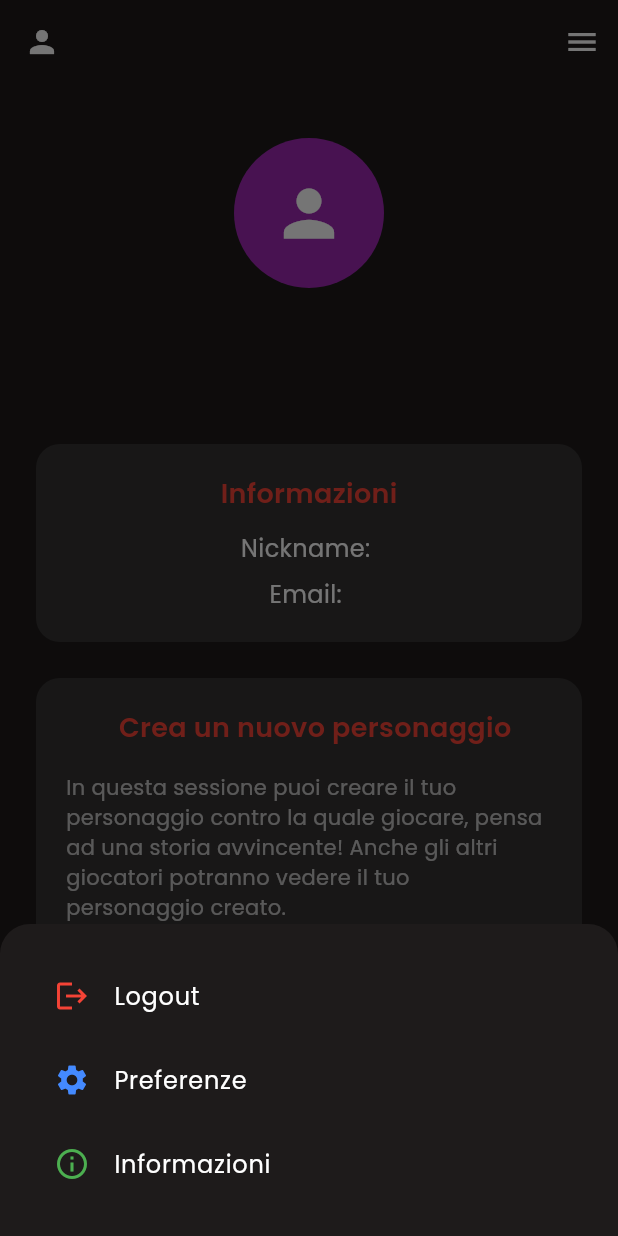
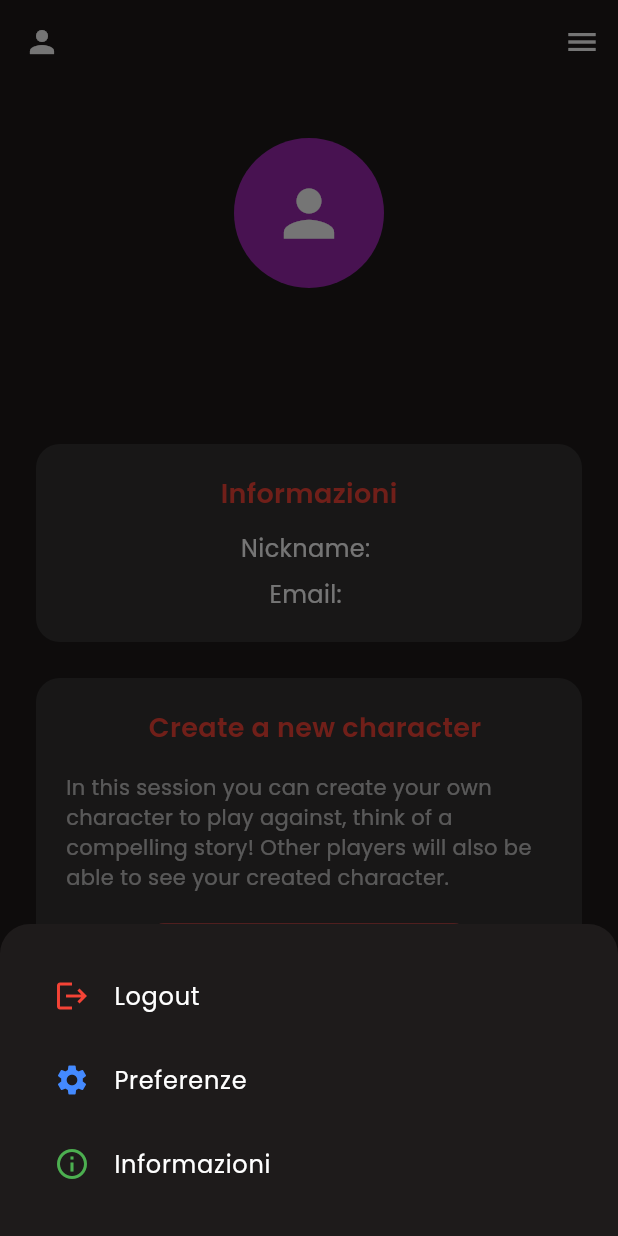
Before and after one commit to Halulala/Ai-Adventures, a Flutter app: the OptionProfile screen opened directly, after a tap on the "menu" icon, on a phone screen of 412 x 824 dp. Run offline on Flutter 3.47's test engine with Material 3 defaults, Android fonts, the phone set to English and light mode, and no system bars; our stand-ins replace cloud_firestore, firebase_auth, firebase_core, google_fonts, google_generative_ai, image_picker and 2 more; missing offline and left inert: dynamic_height_grid_view; accounts and stored records are empty; generated files the repository leaves out were written again.

Commit message:
cleaning code

```diff
--- a/lib/models/character_model.dart
+++ b/lib/models/character_model.dart
@@ -19,7 +19,7 @@ class CharacterModel {
       name: 'Unknown Character',
       description: '',
       prompt: '',
-      imagePath: 'assets/images/default.png', // o un percorso di default
+      imagePath: 'assets/images/default.png',
     );
   }
 
--- a/lib/pages/create_character.dart
+++ b/lib/pages/create_character.dart
@@ -26,7 +26,7 @@ class _CreateCharacterPageState extends State<CreateCharacterPage> {
 
   final FirestoreService _firestoreService = FirestoreService();
 
-  File? _selectedImage;  // File immagine selezionata
+  File? _selectedImage;
 
   final ImagePicker _picker = ImagePicker();
 
--- a/lib/pages/explore_page.dart
+++ b/lib/pages/explore_page.dart
@@ -2,7 +2,7 @@ import 'package:flutter/material.dart';
 import 'package:dynamic_height_grid_view/dynamic_height_grid_view.dart';
 import '../widgets/explore_page/character_card.dart';
 import '../models/character_model.dart';
-import '../services/firestore_service.dart'; // Assicurati che il path sia corretto
+import '../services/firestore_service.dart';
 
 class ExplorePage extends StatefulWidget {
   const ExplorePage({super.key});
@@ -28,7 +28,7 @@ class _ExplorePageState extends State<ExplorePage> {
     _pageController = PageController(
       initialPage: filters.indexOf(selectedFilter),
     );
-    _charactersFuture = _firestoreService.getAllCharacters(); // Firestore data
+    _charactersFuture = _firestoreService.getAllCharacters();
   }
 
   @override
--- a/lib/pages/login.dart
+++ b/lib/pages/login.dart
@@ -1,6 +1,6 @@
 // lib/pages/login_page.dart
 import 'package:flutter/material.dart';
-import '../state/login_page_state.dart'; // <-- Importa il file giusto
+import '../state/login_page_state.dart';
 
 class LoginPage extends StatefulWidget {
   final VoidCallback onLoginSuccess;
@@ -13,5 +13,5 @@ class LoginPage extends StatefulWidget {
   });
 
   @override
-  State<LoginPage> createState() => LoginPageState(); // <-- Funziona ora
+  State<LoginPage> createState() => LoginPageState();
 }
--- a/lib/pages/option_profile.dart
+++ b/lib/pages/option_profile.dart
@@ -18,7 +18,7 @@ class OptionProfile extends StatefulWidget {
 class _OptionProfileState extends State<OptionProfile> {
   final AuthService _authService = AuthService();
   final FirestoreService _firestoreService = FirestoreService();
-  bool _isLoading = true; // << aggiunto
+  bool _isLoading = true;
 
   User? get user => _authService.currentUser;
 
@@ -35,13 +35,13 @@ class _OptionProfileState extends State<OptionProfile> {
   Future<void> _loadUserData() async {
     if (user == null) return;
 
-    setState(() => _isLoading = true); // << loading start
+    setState(() => _isLoading = true);
 
     if (UserCache.nickname != null && UserCache.email != null) {
       setState(() {
         nickname = UserCache.nickname!;
         email = UserCache.email!;
-        _isLoading = false; // << loading end
+        _isLoading = false;
       });
       return;
     }
@@ -84,7 +84,6 @@ class _OptionProfileState extends State<OptionProfile> {
           nickname = profile.nickname;
         });
 
-        // Salva in cache
         UserCache.nickname = profile.nickname;
         UserCache.email = user!.email;
       } else {
@@ -474,7 +473,7 @@ class _OptionProfileState extends State<OptionProfile> {
                             Padding(
                               padding: const EdgeInsets.fromLTRB(8, 0, 0, 5),
                               child: Text(
-                                "Crea un nuovo personaggio",
+                                "Create a new character",
                                 style: GoogleFonts.poppins(
                                   fontSize: 18,
                                   fontWeight: FontWeight.w600,
@@ -484,7 +483,7 @@ class _OptionProfileState extends State<OptionProfile> {
                             ),
                             const SizedBox(height: 12),
                             Text(
-                              "In questa sessione puoi creare il tuo personaggio contro la quale giocare, pensa ad una storia avvincente! Anche gli altri giocatori potranno vedere il tuo personaggio creato.",
+                              "In this session you can create your own character to play against, think of a compelling story! Other players will also be able to see your created character.",
                               textAlign: TextAlign.left,
                               style: GoogleFonts.poppins(
                                 fontSize: 14,
@@ -509,7 +508,7 @@ class _OptionProfileState extends State<OptionProfile> {
                                   color: Colors.white,
                                 ),
                                 label: Text(
-                                  "Crea Personaggio",
+                                  "Create Character",
                                   style: GoogleFonts.poppins(
                                     color: Colors.white,
                                     fontSize: 16,
--- a/lib/pages/start_adventure_page.dart
+++ b/lib/pages/start_adventure_page.dart
@@ -1,4 +1,3 @@
-// lib/pages/start_adventure_page.dart
 import 'package:flutter/material.dart';
 
 class StartAdventurePage extends StatelessWidget {
--- a/lib/services/firestore_service.dart
+++ b/lib/services/firestore_service.dart
@@ -73,7 +73,6 @@ class FirestoreService {
       await doc.reference.delete();
     }
 
-    // Elimina la chat
     await chatRef.delete();
   }
 
@@ -81,7 +80,6 @@ class FirestoreService {
     final chatRef = _firestore.collection('chats').doc(chatId);
     await chatRef.collection('messages').add(message.toMap());
 
-    // Aggiorna anche il documento principale con l'ultimo messaggio
     await chatRef.set({
       'lastMessage': message.text,
       'characterName': message.sender != 'Tu' ? message.sender : null,
--- a/lib/widgets/explore_page/character_card.dart
+++ b/lib/widgets/explore_page/character_card.dart
@@ -10,12 +10,15 @@ class CharacterCard extends StatelessWidget {
 
   const CharacterCard({required this.character, super.key});
 
-  // Helper method to build an image from a Base64 string
   Widget _buildImageFromBase64(String base64String) {
-    debugPrint('[_buildImageFromBase64] Attempting to decode Base64 for ${character.name}. String length: ${base64String.length}');
+    debugPrint(
+      '[_buildImageFromBase64] Attempting to decode Base64 for ${character.name}. String length: ${base64String.length}',
+    );
 
     if (base64String.isEmpty) {
-      debugPrint('[_buildImageFromBase64] Base64 string is empty. Returning default asset image.');
+      debugPrint(
+        '[_buildImageFromBase64] Base64 string is empty. Returning default asset image.',
+      );
       return Image.asset(
         'images/720x1280.png',
         height: 200,
@@ -26,7 +29,9 @@ class CharacterCard extends StatelessWidget {
 
     try {
       Uint8List bytes = base64Decode(base64String);
-      debugPrint('[_buildImageFromBase64] Base64 decoding successful. Image.memory will be used.');
+      debugPrint(
+        '[_buildImageFromBase64] Base64 decoding successful. Image.memory will be used.',
+      );
       return Image.memory(
         bytes,
         height: 200,
@@ -34,8 +39,9 @@ class CharacterCard extends StatelessWidget {
         fit: BoxFit.cover,
       );
     } catch (e) {
-      // Questo debugPrint è già presente e importante!
-      debugPrint('Error decoding base64 image for ${character.name}: $e. Returning default asset image.');
+      debugPrint(
+        'Error decoding base64 image for ${character.name}: $e. Returning default asset image.',
+      );
       return Image.asset(
         'assets/images/720x1280.png',
         height: 200,
@@ -47,22 +53,25 @@ class CharacterCard extends StatelessWidget {
 
   @override
   Widget build(BuildContext context) {
-    // Stampa il valore di imagePath all'inizio del build
-    debugPrint('[CharacterCard] Building for character: ${character.name}, imagePath: ${character.imagePath.length > 50 ? character.imagePath.substring(0, 50) + '...' : character.imagePath}');
-
+    debugPrint(
+      '[CharacterCard] Building for character: ${character.name}, imagePath: ${character.imagePath.length > 50 ? character.imagePath.substring(0, 50) + '...' : character.imagePath}',
+    );
 
     Widget characterImage;
 
     if (character.imagePath.startsWith('assets/')) {
-      debugPrint('[CharacterCard] imagePath starts with "assets/". Using Image.asset.');
+      debugPrint(
+        '[CharacterCard] imagePath starts with "assets/". Using Image.asset.',
+      );
       characterImage = Image.asset(
         character.imagePath,
         height: 200,
         width: double.infinity,
         fit: BoxFit.cover,
         errorBuilder: (context, error, stackTrace) {
-          // Questo debugPrint è già presente e importante!
-          debugPrint('Error loading asset image for ${character.name}: $error. Returning default asset image.');
+          debugPrint(
+            'Error loading asset image for ${character.name}: $error. Returning default asset image.',
+          );
           return Image.asset(
             'assets/images/720x1280.png',
             height: 200,
@@ -72,7 +81,9 @@ class CharacterCard extends StatelessWidget {
         },
       );
     } else {
-      debugPrint('[CharacterCard] imagePath does NOT start with "assets/". Assuming Base64.');
+      debugPrint(
+        '[CharacterCard] imagePath does NOT start with "assets/". Assuming Base64.',
+      );
       final parts = character.imagePath.split(',');
       final base64Data = parts.length > 1 ? parts.last : character.imagePath;
       characterImage = _buildImageFromBase64(base64Data);
```
Also changed, not shown: 1 other file.
